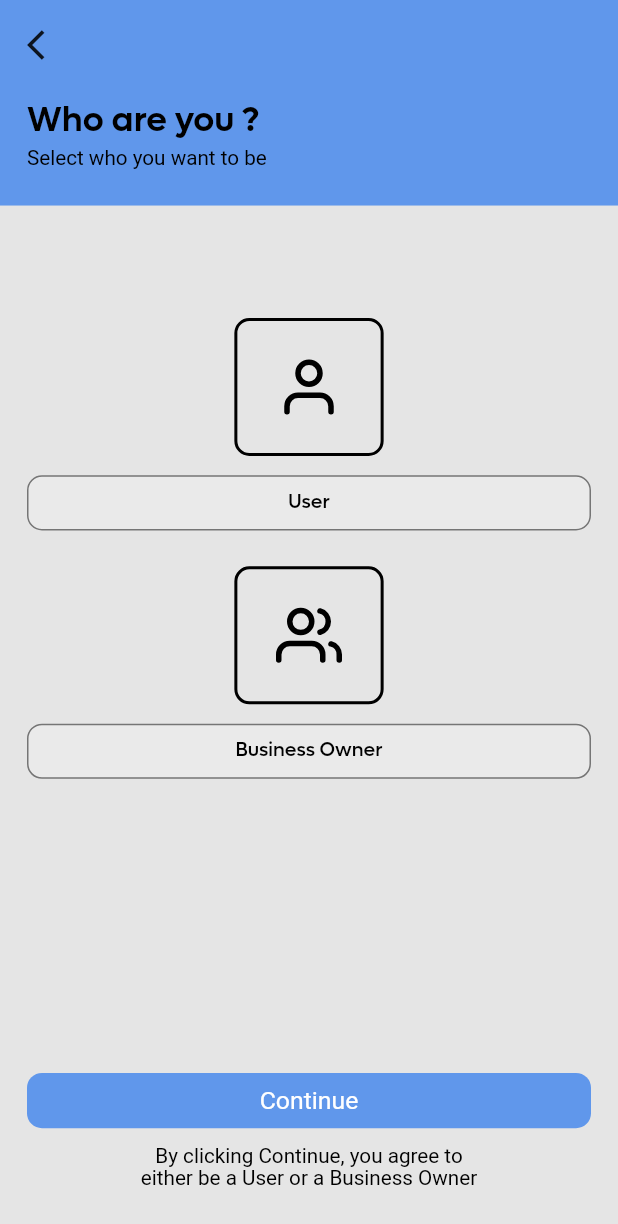
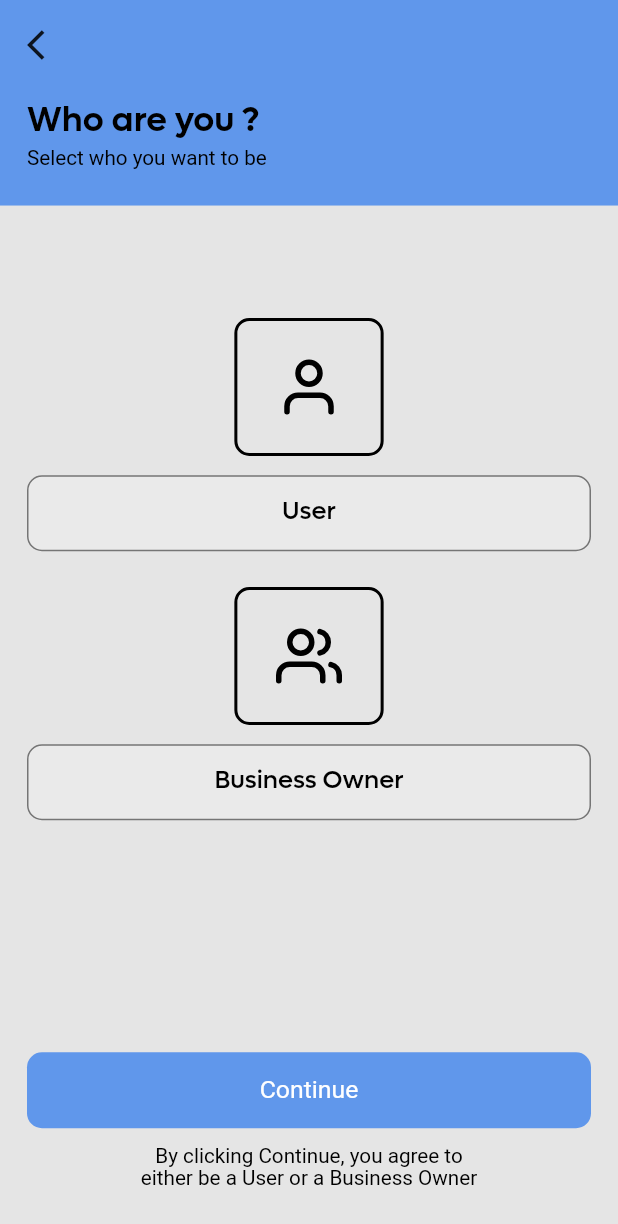
Before and after one commit to The-Chekin-Universal-Verification-App/Chekin-app, a Flutter app: the SignupSelect screen opened by its route, on a phone screen of 412 x 824 dp. Shown: the top 1224 px of the screen. Run offline on Flutter 3.47's test engine with Material 2 defaults, Android fonts, the phone set to English and light mode, and no system bars; our stand-ins replace flutter_dotenv, flutter_spinkit, flutter_vector_icons, get, get_storage, pinput; missing offline and left inert: flutter_paystack; accounts and stored records are empty; network calls fail; Roboto replaces fonts that are missing (Poppins-Regular).

Commit message:
Minor Adjustments

```diff
--- a/lib/main.dart
+++ b/lib/main.dart
@@ -31,7 +31,7 @@
       return GetMaterialApp(
         title: "Chekin",
         debugShowCheckedModeBanner: false,
-        initialRoute: AppPages.SPLASHSCREEN,
+        initialRoute: AppPages.SPLASHSCREEN ,
         getPages: AppPages.routes,
         //theme: ThemeData(fontFamily: 'Lufga-Regular'),
       );
--- a/lib/routes/app_pages.dart
+++ b/lib/routes/app_pages.dart
@@ -1,6 +1,7 @@
 // ignore_for_file: constant_identifier_names
 
 import 'package:chekin/screen/app/dashboard/binding/dashboard_binding.dart';
+import 'package:chekin/screen/app/dashboard/views/top_rated.dart';
 import 'package:chekin/screen/app/global/binding/global_binding.dart';
 import 'package:chekin/screen/app/main_app.dart';
 import 'package:chekin/screen/app/settings/binding/settings_binding.dart';
@@ -16,10 +17,10 @@
 import 'package:chekin/screen/auth/view/pages/payment_info.dart';
 import 'package:chekin/screen/auth/view/pages/payment_two_info.dart';
 import 'package:chekin/screen/auth/view/pages/profile_image.dart';
+import 'package:chekin/screen/auth/view/pages/sign_in.dart';
 import 'package:chekin/screen/auth/view/pages/signup_select.dart';
 import 'package:chekin/screen/auth/view/pages/user_one.dart';
 import 'package:chekin/screen/auth/view/pages/verification_one.dart';
-import 'package:chekin/screen/auth/view/pages/sign_in.dart';
 import 'package:chekin/screen/auth/view/pages/verification_two.dart';
 import 'package:chekin/screen/splash_screen.dart';
 import 'package:get/get.dart';
@@ -42,7 +43,6 @@
     GetPage(
       name: Routes.SIGNUP_SELECT,
       page: () => const SignupSelect(),
-
     ),
     GetPage(
       name: Routes.USER_ONE,
@@ -81,6 +81,10 @@
       page: () => const PaymentInfoTwo(),
     ),
     GetPage(
+        name: Routes.TOP_RATED,
+        page: () => const TopRated()
+    ),
+    GetPage(
       name: Routes.ID_CONFIRM,
       page: () => const IDConfirm(),
     ),
--- a/lib/routes/app_routes.dart
+++ b/lib/routes/app_routes.dart
@@ -6,6 +6,7 @@
   static const INITIAL = '/splash';
   static const AUTH_ONBOARDING = '/auth_onboarding';
   static const SIGNUP_SELECT = '/signup_select';
+  static const TOP_RATED = '/top_rated';
   static const USER_ONE = '/user_one';
   static const BUSINESS_ONE = '/business_one';
   static const BUSINESS_TWO = '/business_two';
--- a/lib/screen/auth/view/pages/sign_in.dart
+++ b/lib/screen/auth/view/pages/sign_in.dart
@@ -1,3 +1,4 @@
+import 'package:chekin/routes/app_pages.dart';
 import 'package:chekin/screen/auth/controller/auth_controller.dart';
 import 'package:chekin/services/extensions.dart';
 import 'package:chekin/shared/custom_textfield.dart';
@@ -40,7 +41,7 @@
                         children: [
                           GestureDetector(
                               onTap: () {
-                                // Get.back();
+                                Get.toNamed(Routes.AUTH_ONBOARDING);
                               },
                               child: const Icon(Icons.arrow_back_ios)),
                           SizedBox(height: heightSize(31)),
--- a/lib/screen/auth/view/pages/signup_select.dart
+++ b/lib/screen/auth/view/pages/signup_select.dart
@@ -88,7 +88,7 @@
                                 authController.selectUser();
                               },
                               child: Container(
-                                height: heightSize(40),
+                                height: heightSize(55),
                                 width: constraints.maxWidth,
                                 decoration: BoxDecoration(
                                   color:
@@ -104,6 +104,7 @@
                                   child: CText(
                                     text: "User",
                                     fontFamily: 'Lufga-Medium',
+                                    size: 18,
                                   ),
                                 ),
                               ),
@@ -133,7 +134,7 @@
                                 authController.selectBusiness();
                               },
                               child: Container(
-                                height: heightSize(40),
+                                height: heightSize(55),
                                 width: constraints.maxWidth,
                                 decoration: BoxDecoration(
                                   color:
@@ -150,6 +151,7 @@
                                   child: CText(
                                     text: "Business Owner",
                                     fontFamily: 'Lufga-Medium',
+                                    size: 18,
                                   ),
                                 ),
                               ),
--- a/lib/shared/action_button.dart
+++ b/lib/shared/action_button.dart
@@ -31,7 +31,7 @@
     return GestureDetector(
       onTap: callback,
       child: Container(
-        height: heightSize(40),
+        height: heightSize(55),
         width: size.width,
         decoration: BoxDecoration(
             color: color ?? kPrimaryColor,
--- a/lib/shared/appbar.dart
+++ b/lib/shared/appbar.dart
@@ -52,7 +52,7 @@
                 size: 18,
                 fontWeight: FontWeight.w700,
                 fontFamily: 'Lufga-Medium',
-                color: kBoldPrimaryColor,
+                color: Colors.red,
               ),
             ),
             SizedBox(height: heightSize(5)),
--- a/lib/shared/custom_textfield.dart
+++ b/lib/shared/custom_textfield.dart
@@ -35,7 +35,7 @@
   Widget build(BuildContext context) {
     Size size = MediaQuery.of(context).size;
     return Container(
-      height: heightSize(height ?? 40),
+      height: heightSize(height ?? 55),
       width: size.width,
       padding: const EdgeInsets.only(left: 10, right: 10),
       decoration: BoxDecoration(
@@ -110,7 +110,7 @@
   Widget build(BuildContext context) {
     Size size = MediaQuery.of(context).size;
     return Container(
-      height: heightSize(height ?? 40),
+      height: heightSize(height ?? 55),
       width: size.width,
       padding: const EdgeInsets.only(left: 10, right: 10),
       decoration: BoxDecoration(
--- a/lib/shared/search_container.dart
+++ b/lib/shared/search_container.dart
@@ -11,9 +11,9 @@
   @override
   Widget build(BuildContext context) {
     return Container(
-      height: heightSize(40),
+      height: heightSize(50),
       width: double.infinity,
-      padding: const EdgeInsets.symmetric(horizontal: 8, vertical: 0),
+      padding: const EdgeInsets.symmetric(horizontal: 10),
       decoration: BoxDecoration(
         color: klightPrimaryColor.withOpacity(0.8),
         borderRadius: BorderRadius.circular(Values().buttonRadius),
@@ -27,7 +27,7 @@
           SizedBox(width: widthSize(20)),
           const CText(
             text: "Input LUX Code",
-            color: kGreyColor,
+            color: kBlackColor,
             size: 14,
           ),
           const Spacer(),
--- a/pubspec.yaml
+++ b/pubspec.yaml
@@ -29,6 +29,8 @@
 dependencies:
   animations: ^2.0.2
   cupertino_icons: ^1.0.2
+  gap:
+  flutter_rating_bar:
   flutter:
     sdk: flutter
   flutter_dotenv: ^5.0.2
```
Also changed, not shown: lib/screen/app/dashboard/views/dashboard.dart (+38 -30 lines), pubspec.lock.
